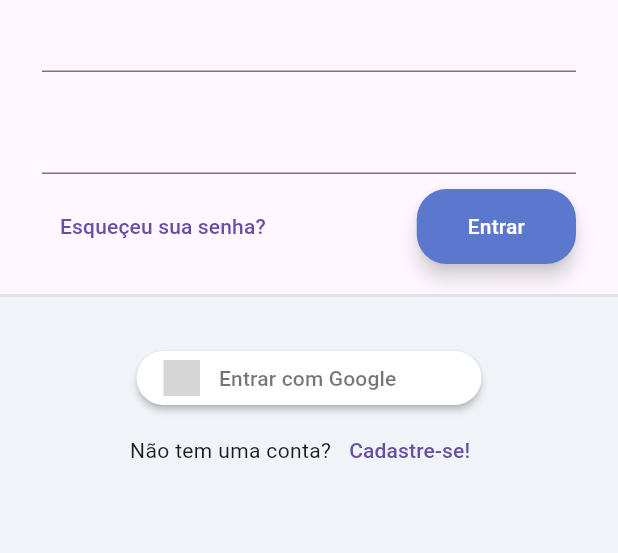
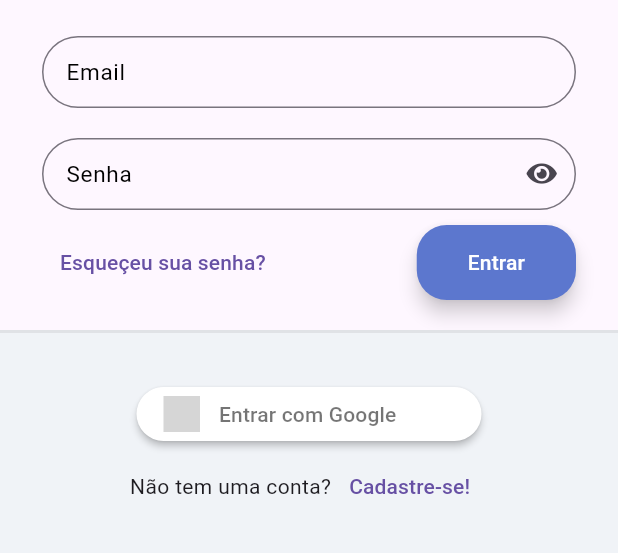
Before and after one commit to thenopholo/todo_list_sqlite_provier, a Flutter app: the screen it shows after launch, on a phone screen of 412 x 824 dp, the part 432-985 px from its top. Run offline on Flutter 3.47's test engine with Material 3 defaults, Android fonts, the phone set to English and light mode, and no system bars; our stand-ins replace flutter_signin_button, google_fonts, sqflite, sqflite_common, synchronized; accounts and stored records are empty; Roboto replaces fonts that are missing (Mandali); grey boxes are pictures that could not be loaded.

Commit message:
feat: Add TodoListIcons and TodoListField components for enhanced login UI

```diff
--- /dev/null
+++ b/lib/app/core/ui/todo_list_icons.dart
@@ -0,0 +1,30 @@
+/// Flutter icons TodoListIcons
+/// Copyright (C) 2024 by original authors @ fluttericon.com, fontello.com
+/// This font was generated by FlutterIcon.com, which is derived from Fontello.
+///
+/// To use this font, place it in your fonts/ directory and include the
+/// following in your pubspec.yaml
+///
+/// flutter:
+///   fonts:
+///    - family:  TodoListIcons
+///      fonts:
+///       - asset: fonts/TodoListIcons.ttf
+///
+///
+/// * Font Awesome 5, Copyright (C) 2016 by Dave Gandy
+///         Author:    Dave Gandy
+///         License:   SIL (https://github.com/FortAwesome/Font-Awesome/blob/master/LICENSE.txt)
+///         Homepage:  http://fortawesome.github.com/Font-Awesome/
+///
+import 'package:flutter/widgets.dart';
+
+class TodoListIcons {
+  TodoListIcons._();
+
+  static const _kFontFam = 'TodoListIcons';
+  static const String? _kFontPkg = null;
+
+  static const IconData eye = IconData(0xf06e, fontFamily: _kFontFam, fontPackage: _kFontPkg);
+  static const IconData eye_slash = IconData(0xf070, fontFamily: _kFontFam, fontPackage: _kFontPkg);
+}
--- /dev/null
+++ b/lib/app/core/widget/todo_list_field.dart
@@ -0,0 +1,67 @@
+import 'package:flutter/material.dart';
+
+import '../ui/todo_list_icons.dart';
+
+class TodoListField extends StatelessWidget {
+  final String label;
+  final IconButton? suffixIconButton;
+  final bool obscureText;
+  final ValueNotifier<bool> obscureTextNotifier;
+  final TextEditingController? controller;
+  final FormFieldValidator<String>? validator;
+
+  TodoListField({
+    super.key,
+    required this.label,
+    this.suffixIconButton,
+    this.obscureText = false,
+    this.controller,
+    this.validator,
+  })  : assert(
+          obscureText == true ? suffixIconButton == null : true,
+          'ObscureText não pode ser enviado em conjuto com o suffixIconbutton',
+        ),
+        obscureTextNotifier = ValueNotifier(obscureText);
+
+  @override
+  Widget build(BuildContext context) {
+    return ValueListenableBuilder<bool>(
+      valueListenable: obscureTextNotifier,
+      builder: (_, obscureTextValue, child) {
+        return TextFormField(
+          controller: controller,
+          validator: validator,
+          decoration: InputDecoration(
+            labelText: label,
+            labelStyle: const TextStyle(
+              fontSize: 15,
+              color: Colors.black,
+            ),
+            border: OutlineInputBorder(
+              borderRadius: BorderRadius.circular(30),
+            ),
+            errorBorder: OutlineInputBorder(
+              borderRadius: BorderRadius.circular(30),
+              borderSide: const BorderSide(color: Colors.red),
+            ),
+            isDense: true,
+            suffixIcon: suffixIconButton ??
+                (obscureText == true
+                    ? IconButton(
+                        onPressed: () {
+                          obscureTextNotifier.value = !obscureTextValue;
+                        },
+                        icon: Icon(
+                          !obscureTextValue
+                              ? TodoListIcons.eye_slash
+                              : TodoListIcons.eye,
+                        ),
+                      )
+                    : null),
+          ),
+          obscureText: obscureTextValue,
+        );
+      },
+    );
+  }
+}
--- a/lib/app/view/auth/login/login_page.dart
+++ b/lib/app/view/auth/login/login_page.dart
@@ -2,6 +2,7 @@ import 'package:flutter/material.dart';
 import 'package:flutter_signin_button/button_list.dart';
 import 'package:flutter_signin_button/button_view.dart';
 
+import '../../../core/widget/todo_list_field.dart';
 import '../../../core/widget/todo_list_logo.dart';
 
 class LoginPage extends StatelessWidget {
@@ -24,14 +25,20 @@ class LoginPage extends StatelessWidget {
                   children: [
                     const SizedBox(height: 48),
                     const TodoListLogo(),
+                    const SizedBox(height: 24),
                     Padding(
                       padding: const EdgeInsets.symmetric(horizontal: 28),
                       child: Form(
                         child: Column(
                           children: [
-                            TextFormField(),
+                            TodoListField(
+                              label: 'Email',
+                            ),
                             const SizedBox(height: 20),
-                            TextFormField(),
+                            TodoListField(
+                              label: 'Senha',
+                              obscureText: true,
+                            ),
                             const SizedBox(height: 10),
                             Row(
                               mainAxisAlignment: MainAxisAlignment.spaceBetween,
@@ -42,9 +49,9 @@ class LoginPage extends StatelessWidget {
                                 ),
                                 ElevatedButton(
                                   onPressed: () {},
-                                  child: Padding(
-                                    padding: const EdgeInsets.all(10),
-                                    child: const Text('Entrar'),
+                                  child: const Padding(
+                                    padding: EdgeInsets.all(10),
+                                    child: Text('Entrar'),
                                   ),
                                 ),
                               ],
```
Also changed, not shown: pubspec.yaml (+12 -11 lines), assets/fonts/TodoListIcons.ttf (added).
